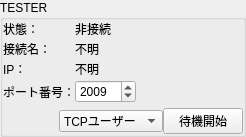
Old version of the form src/ClientSettingForm.ui in the repository U15-Ichinoseki/U15-server.
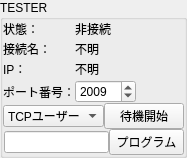
New version of the form.

Commit message: feat: Pythonクライアント機能を追加

Patch:
```diff
--- a/src/ClientSettingForm.ui
+++ b/src/ClientSettingForm.ui
@@ -6,8 +6,8 @@
    <rect>
     <x>0</x>
     <y>0</y>
-    <width>246</width>
-    <height>137</height>
+    <width>174</width>
+    <height>147</height>
    </rect>
   </property>
   <property name="windowTitle">
@@ -35,7 +35,7 @@
    <item>
     <layout class="QFormLayout" name="formLayout">
      <property name="fieldGrowthPolicy">
-      <enum>QFormLayout::FieldsStayAtSizeHint</enum>
+      <enum>QFormLayout::FieldGrowthPolicy::FieldsStayAtSizeHint</enum>
      </property>
      <property name="verticalSpacing">
       <number>2</number>
@@ -112,7 +112,7 @@
      <item>
       <spacer name="horizontalSpacer">
        <property name="orientation">
-        <enum>Qt::Horizontal</enum>
+        <enum>Qt::Orientation::Horizontal</enum>
        </property>
        <property name="sizeHint" stdset="0">
         <size>
@@ -132,16 +132,6 @@
          <string>TCPユーザー</string>
         </property>
        </item>
-       <item>
-        <property name="text">
-         <string>CPU</string>
-        </property>
-       </item>
-       <item>
-        <property name="text">
-         <string>ManualClient</string>
-        </property>
-       </item>
       </widget>
      </item>
      <item>
@@ -159,6 +149,46 @@
      </item>
     </layout>
    </item>
+   <item>
+    <layout class="QHBoxLayout" name="horizontalLayout_2">
+     <item>
+      <spacer name="horizontalSpacer_2">
+       <property name="orientation">
+        <enum>Qt::Orientation::Horizontal</enum>
+       </property>
+       <property name="sizeHint" stdset="0">
+        <size>
+         <width>5</width>
+         <height>20</height>
+        </size>
+       </property>
+      </spacer>
+     </item>
+     <item>
+      <widget class="QLineEdit" name="ProgramFileEdit">
+       <property name="maximumSize">
+        <size>
+         <width>16777215</width>
+         <height>16777215</height>
+        </size>
+       </property>
+      </widget>
+     </item>
+     <item>
+      <widget class="QPushButton" name="ProgramButton">
+       <property name="maximumSize">
+        <size>
+         <width>75</width>
+         <height>16777215</height>
+        </size>
+       </property>
+       <property name="text">
+        <string>プログラム</string>
+       </property>
+      </widget>
+     </item>
+    </layout>
+   </item>
   </layout>
  </widget>
  <resources/>
```
Left out of the diff: 17 changed lines with no effect on the pictures. The commit also changes 2 other files.
